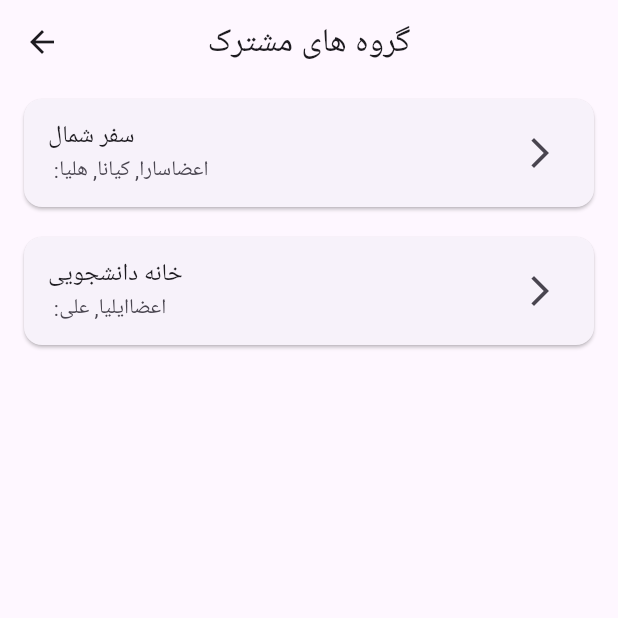
After one commit to iliaffff/AP_Project, a Flutter app: the GroupsListScreen screen opened directly, on a phone screen of 412 x 824 dp, the top half of it. The commit adds this screen. Run offline on Flutter 3.47's test engine with Material 3 defaults, Android fonts, the phone set to English and light mode, and no system bars; accounts and stored records are empty.

Commit message:
feat(groups) : add shared groups list UI

```diff
--- a/lib/data/fake_data.dart
+++ b/lib/data/fake_data.dart
@@ -1,5 +1,6 @@
 import '../models/account.dart';
 import '../models/user.dart';
+import '../models/group.dart';
 
 class FakeData {
   //مشخصات حساب ها
@@ -26,4 +27,16 @@ class FakeData {
   ];
   //یوزر فعال
   static User currentUser = users[0];
+
+  static List<Group> groups = [
+    Group(
+      name: 'سفر شمال',
+      members: ['سارا' ,'کیانا' ,'هلیا'],
+    ),
+    Group(
+      name: 'خانه دانشجویی',
+      members: ['ایلیا' ,'علی'],
+    ),
+  ];
+
 }
--- /dev/null
+++ b/lib/models/group.dart
@@ -0,0 +1,9 @@
+class Group {
+  final String name;
+  final List<String> members;
+
+  Group({
+    required this.name,
+    required this.members,
+  });
+}
--- /dev/null
+++ b/lib/screens/groups/groups_list_screen.dart
@@ -0,0 +1,34 @@
+import 'package:flutter/material.dart';
+import '../../data/fake_data.dart';
+
+class GroupsListScreen extends StatelessWidget {
+  const GroupsListScreen({super.key});
+
+  Widget build(BuildContext context) {
+    final groups = FakeData.groups;
+
+    return Scaffold(
+      appBar: AppBar(
+        title: const Text('گروه های مشترک'),
+        centerTitle: true,
+      ),
+      body: ListView.builder(
+        itemCount: groups.length,
+        itemBuilder: (context, index) {
+          final group = groups[index];
+          return Card(
+            margin: const EdgeInsets.symmetric(horizontal: 16, vertical: 10),
+            child: ListTile(
+              title: Text(group.name),
+              subtitle: Text(' :اعضا${group.members.join(', ')}'),
+              trailing: const Icon(Icons.arrow_forward_ios),
+              onTap: () {
+                // جزئیات گروه
+              },
+            ),
+          );
+        },
+      ),
+    );
+  }
+}
```
